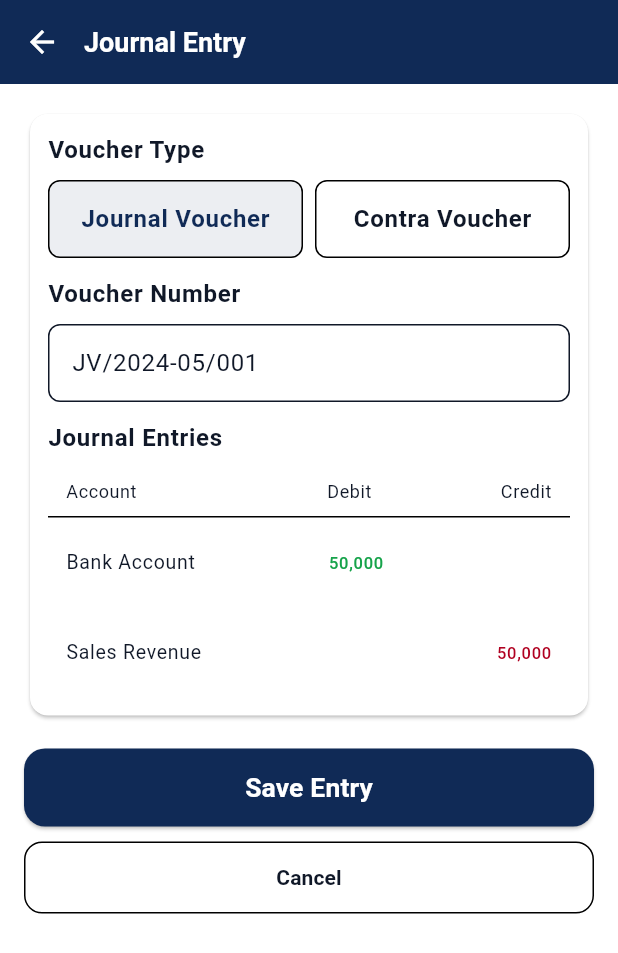
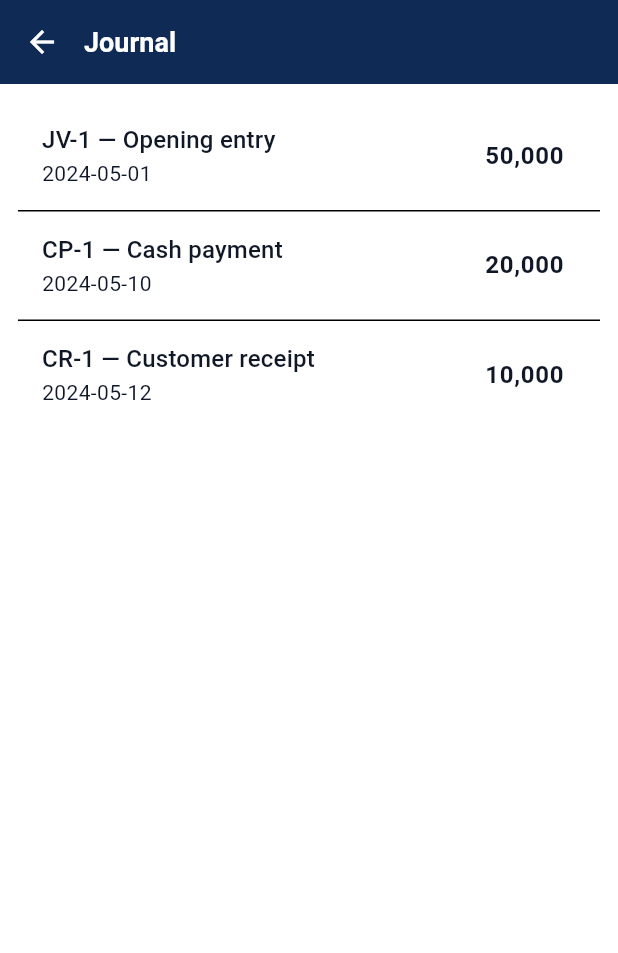
Before and after one commit to aminahnabeel/YahyaandCo-frontend-, a Flutter app: the DashboardMainScreen screen opened directly with empty values, after a tap on "Journal Entry", on a phone screen of 412 x 824 dp. Shown: the top 953 px of the screen. Run offline on Flutter 3.47's test engine with Material 3 defaults, Android fonts, the light colour scheme and no system bars.

Commit message:
Add journal list/details pages and wire Home to Journal List

```diff
--- a/lib/pages/home_dashboard.dart
+++ b/lib/pages/home_dashboard.dart
@@ -2,9 +2,8 @@ import 'package:flutter/material.dart';
 import '../theme.dart';
 import 'add_transaction.dart';
 import 'add_account.dart';
-import 'reports_page.dart';
 import 'ledger_accounts_page.dart';
-import 'journal_entry.dart';
+import 'journal_list_page.dart';
 
 class HomeDashboard extends StatelessWidget {
   final String businessName;
@@ -33,17 +32,16 @@ class HomeDashboard extends StatelessWidget {
           }
           if (label == 'Ledger' || label == 'Reports') {
             // support both labels while migrating to Ledger
-            await Navigator.of(
-              context,
-              rootNavigator: true,
-            ).push(MaterialPageRoute(builder: (_) => const LedgerAccountsPage()));
+            await Navigator.of(context, rootNavigator: true).push(
+              MaterialPageRoute(builder: (_) => const LedgerAccountsPage()),
+            );
             return;
           }
           if (label == 'Journal Entry') {
             await Navigator.of(
               context,
               rootNavigator: true,
-            ).push(MaterialPageRoute(builder: (_) => const JournalEntryPage()));
+            ).push(MaterialPageRoute(builder: (_) => const JournalListPage()));
             return;
           }
         },
@@ -169,7 +167,11 @@ class HomeDashboard extends StatelessWidget {
                 ),
                 const SizedBox(width: 12),
                 Expanded(
-                  child: _actionButton(context, 'Ledger', Icons.account_balance_wallet),
+                  child: _actionButton(
+                    context,
+                    'Ledger',
+                    Icons.account_balance_wallet,
+                  ),
                 ),
               ],
             ),
--- /dev/null
+++ b/lib/pages/journal_list_page.dart
@@ -0,0 +1,42 @@
+import 'package:flutter/material.dart';
+
+import '../widgets/appbar.dart';
+import 'journal_details_page.dart';
+
+class JournalListPage extends StatelessWidget {
+  const JournalListPage({super.key});
+
+  @override
+  Widget build(BuildContext context) {
+    final theme = Theme.of(context);
+    final rows = [
+      {'voucher': 'JV-1', 'date': '2024-05-01', 'desc': 'Opening entry', 'amount': '50,000'},
+      {'voucher': 'CP-1', 'date': '2024-05-10', 'desc': 'Cash payment', 'amount': '20,000'},
+      {'voucher': 'CR-1', 'date': '2024-05-12', 'desc': 'Customer receipt', 'amount': '10,000'},
+    ];
+
+    return Scaffold(
+      appBar: CustomAppBar(
+        title: 'Journal',
+        onBackPressed: () => Navigator.of(context).pop(),
+        showTitle: true,
+      ),
+      body: SafeArea(
+        child: ListView.separated(
+          padding: const EdgeInsets.all(12),
+          itemCount: rows.length,
+          separatorBuilder: (_, __) => const Divider(height: 1),
+          itemBuilder: (ctx, i) {
+            final r = rows[i];
+            return ListTile(
+              title: Text('${r['voucher']} — ${r['desc']}', style: theme.textTheme.titleMedium),
+              subtitle: Text(r['date']!),
+              trailing: Text(r['amount']!, style: theme.textTheme.bodyLarge?.copyWith(fontWeight: FontWeight.w700)),
+              onTap: () => Navigator.of(ctx).push(MaterialPageRoute(builder: (_) => JournalDetailsPage(entry: r))),
+            );
+          },
+        ),
+      ),
+    );
+  }
+}
```
Also changed, not shown: lib/pages/journal_details_page.dart (added, +71 -0 lines).
